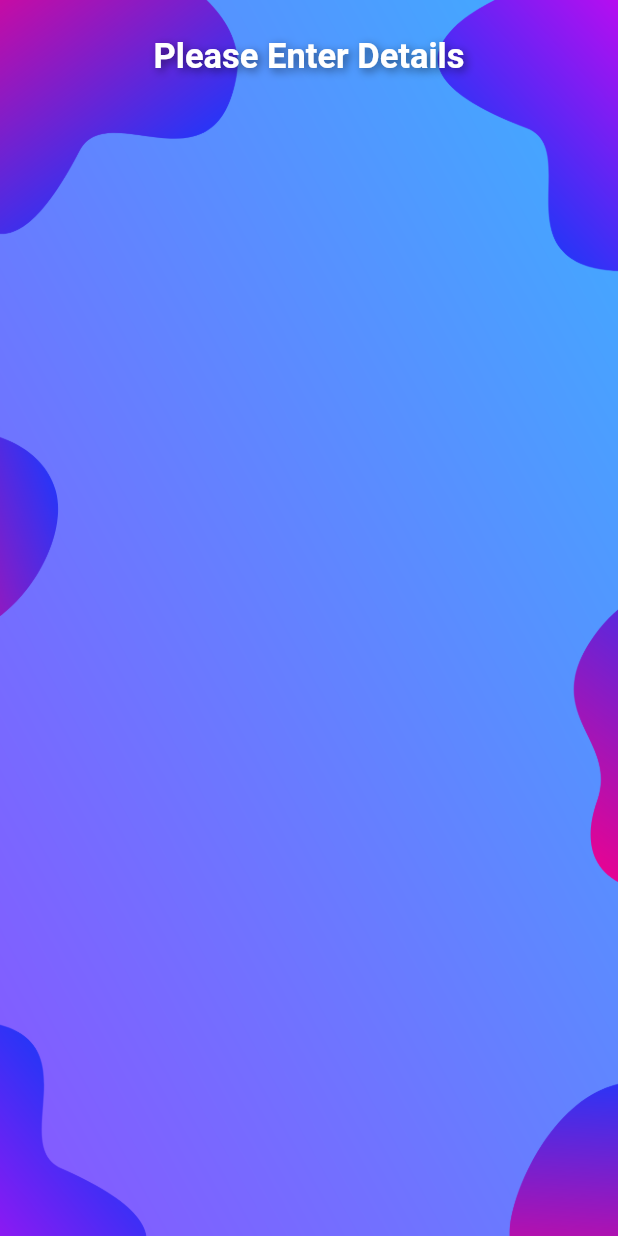
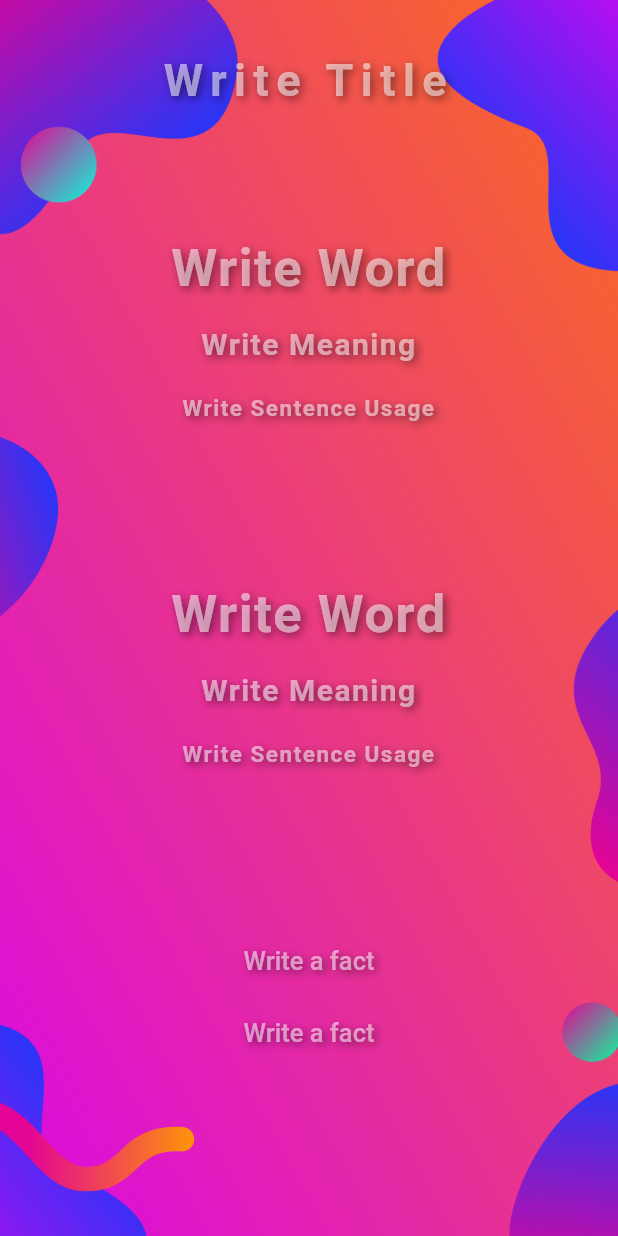
Before and after one commit to rashidwassan/productive-wallpaper-generator-flutter, a Flutter app: the screen it shows after launch, on a phone screen of 412 x 824 dp. Run offline on Flutter 3.47's test engine with Material 2 defaults, Android fonts, the phone set to English and light mode, and no system bars; our stand-ins replace flutter_svg, velocity_x.

Commit message:
added layout

```diff
--- a/lib/pages/data_entry_screen.dart
+++ b/lib/pages/data_entry_screen.dart
@@ -1,4 +1,6 @@
 import 'package:flutter/material.dart';
+import 'package:flutter_daily_vocab_wallpaper_generator/providers/wallpaper_path_provider.dart';
+import 'package:provider/provider.dart';
 import 'package:velocity_x/velocity_x.dart';
 
 class DataEntryScreen extends StatefulWidget {
@@ -9,38 +11,152 @@ class DataEntryScreen extends StatefulWidget {
 class _DataEntryScreenState extends State<DataEntryScreen> {
   @override
   Widget build(BuildContext context) {
-    return Scaffold(
-      body: Container(
-        decoration: const BoxDecoration(
+    return ChangeNotifierProvider(
+      create: (context) => WallpaperProvider(),
+      builder: (context, child) => Scaffold(
+        body: Consumer<WallpaperProvider>(
+          builder: (context, value, child) => GestureDetector(
+            onDoubleTap: () {
+              value.changeWallpaper();
+            },
+            child: Container(
+              decoration: BoxDecoration(
                 color: Colors.white,
                 image: DecorationImage(
-            image: AssetImage('assets/images/2.png'),
+                  image: AssetImage('assets/images/${value.wallpaper_no}.png'),
                   fit: BoxFit.cover,
                 ),
               ),
               child: SafeArea(
-          child: Container(
                 child: Column(
                   children: [
-                'Please Enter Details'
-                    .text
-                    .white
-                    .size(23)
-                    .textStyle(TextStyle(shadows: [
-                      Shadow(
-                        offset: const Offset(2.0, 2.0),
-                        blurRadius: 7.0,
-                        color: Colors.black
-                            .withOpacity(0.5), //color of shadow with opacity
+                    TextField(
+                      decoration: InputDecoration(
+                          hintText: 'Write Title',
+                          hintStyle: normalSizeText.copyWith(
+                            color: Colors.white54,
+                            fontSize: 30,
                           ),
-                    ]))
-                    .bold
-                    .makeCentered()
+                          border: InputBorder.none),
+                      maxLines: 2,
+                      textAlign: TextAlign.center,
+                      style: normalSizeText.copyWith(
+                          fontSize: 30,
+                          fontWeight: FontWeight.w700,
+                          letterSpacing: 5),
+                    ),
+                    Expanded(
+                      child: Column(
+                        mainAxisAlignment: MainAxisAlignment.spaceAround,
+                        children: [
+                          _buildWordColumn(),
+                          _buildWordColumn(),
+                          Column(
+                            children: [
+                              _buildFactField(),
+                              _buildFactField(),
                             ],
                           ),
+                        ],
+                      ),
+                    ),
+                    Container(
+                      height: 50,
+                      width: double.infinity,
+                      child: GestureDetector(
+                        onTap: () {
+                          FocusScope.of(context).unfocus();
+                        },
+                      ),
+                    )
+                  ],
                 ).p(24),
+              ),
+            ),
+          ),
         ),
       ),
     );
   }
+
+  TextField _buildFactField() {
+    return TextField(
+      decoration: InputDecoration(
+          contentPadding: const EdgeInsets.all(0),
+          hintText: 'Write a fact',
+          hintStyle: normalSizeText.copyWith(
+              color: Colors.white54, fontSize: 17, fontWeight: FontWeight.w500),
+          border: InputBorder.none),
+      maxLines: 1,
+      textAlign: TextAlign.center,
+      style: normalSizeText.copyWith(fontSize: 17, fontWeight: FontWeight.w500),
+    );
   }
+
+  Column _buildWordColumn() {
+    return Column(
+      mainAxisAlignment: MainAxisAlignment.center,
+      children: [
+        TextField(
+          decoration: InputDecoration(
+              contentPadding: const EdgeInsets.all(0),
+              hintText: 'Write Word',
+              hintStyle: normalSizeText.copyWith(
+                color: Colors.white54,
+                fontSize: 35,
+              ),
+              border: InputBorder.none),
+          maxLines: 1,
+          textAlign: TextAlign.center,
+          style: normalSizeText.copyWith(
+              fontSize: 35, fontWeight: FontWeight.w700, letterSpacing: 1),
+        ),
+        TextField(
+          decoration: InputDecoration(
+              contentPadding: const EdgeInsets.all(0),
+              hintText: 'Write Meaning',
+              hintStyle: normalSizeText.copyWith(color: Colors.white54),
+              border: InputBorder.none),
+          maxLines: 1,
+          textAlign: TextAlign.center,
+          style: normalSizeText.copyWith(
+              fontSize: 25, fontWeight: FontWeight.w700, letterSpacing: 1),
+        ),
+        TextField(
+          decoration: InputDecoration(
+              hintText: 'Write Sentence Usage',
+              hintStyle:
+                  normalSizeText.copyWith(color: Colors.white54, fontSize: 15),
+              border: InputBorder.none),
+          maxLines: 2,
+          textAlign: TextAlign.center,
+          style: normalSizeText.copyWith(
+              fontSize: 15, fontWeight: FontWeight.w600, letterSpacing: 1),
+        ),
+        // Container(
+        //   height: 1,
+        //   width: double.infinity,
+        //   decoration: BoxDecoration(boxShadow: [
+        //     BoxShadow(
+        //         color: Colors.black26,
+        //         spreadRadius: 1,
+        //         blurRadius: 1,
+        //         offset: Offset(1, 1))
+        //   ], color: Colors.white, borderRadius: BorderRadius.circular(20)),
+        // )
+      ],
+    );
+  }
+}
+
+TextStyle normalSizeText = TextStyle(
+  fontSize: 20,
+  color: Colors.white,
+  shadows: [
+    Shadow(
+      offset: const Offset(2.0, 2.0),
+      blurRadius: 7.0,
+      color: Colors.black.withOpacity(0.5), //color of shadow with opacity
+    ),
+  ],
+);
--- /dev/null
+++ b/lib/providers/wallpaper_path_provider.dart
@@ -0,0 +1,11 @@
+import 'package:flutter/material.dart';
+
+class WallpaperProvider with ChangeNotifier {
+  int wallpaper_no = 1;
+
+  void changeWallpaper() {
+    if (wallpaper_no == 6) wallpaper_no = 0;
+    wallpaper_no = wallpaper_no + 1;
+    notifyListeners();
+  }
+}
--- a/pubspec.yaml
+++ b/pubspec.yaml
@@ -13,6 +13,7 @@ dependencies:
     sdk: flutter
   cupertino_icons: ^1.0.2
   flutter_svg: ^0.22.0
+  provider: ^5.0.0
   velocity_x: ^3.2.0
 
 dev_dependencies:
```
Also changed, not shown: pubspec.lock. Lines whose indentation alone changed are shown as unchanged.
